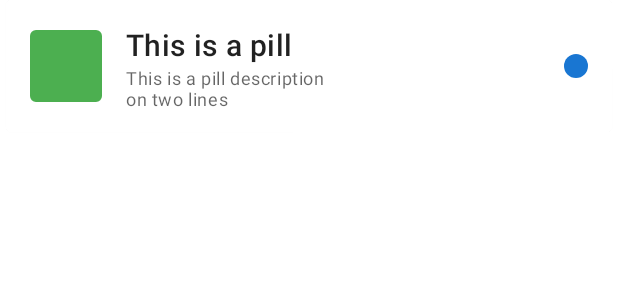
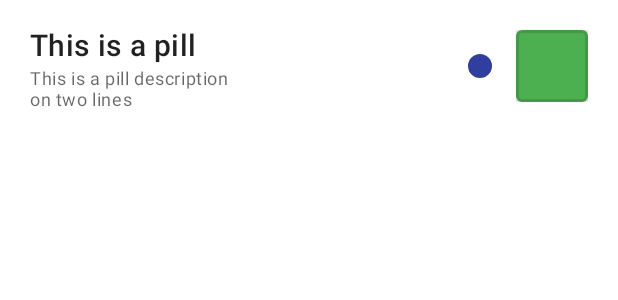
Before and after one commit to vojta-horanek/take-your-pill, an Android app: the layout item_pill.xml on its own in the app's theme, with its tools: preview values and no code run, on a phone screen of 412 x 824 dp. Shown: the top 300 px of the screen. Run offline under Robolectric (Android 15) with nearby library versions, the phone set to English and light mode, and no system bars.

Commit message:
Changed the way pill color works, more work needed on the item_pill.xml

```diff
--- a/app/src/main/java/eu/vojtechh/takeyourpill/model/Pill.kt
+++ b/app/src/main/java/eu/vojtechh/takeyourpill/model/Pill.kt
@@ -24,6 +24,8 @@ data class Pill(
 ) {
     val photoVisibility
         get() = if (photo != null) View.VISIBLE else View.GONE
+    val colorVisibility
+        get() = if (photo != null) View.GONE else View.VISIBLE
     val descriptionVisibility
         get() = description?.let { if (it.isNotBlank()) View.VISIBLE else View.GONE } ?: View.GONE
 
@@ -31,8 +33,7 @@ data class Pill(
     fun photoDrawableEdit(context: Context) =
         BitmapDrawable(context.resources, photo) //TODO Return default image
 
-    // TODO Use just color resource possibly with ShapeableImageView?
-    fun colorDrawable(context: Context) = color.getDrawable(context)
+    fun colorResource(context: Context) = color.getColor(context)
 
     object DiffCallback : DiffUtil.ItemCallback<Pill>() {
         override fun areItemsTheSame(oldItem: Pill, newItem: Pill) = oldItem.id == newItem.id
--- a/app/src/main/res/layout/fragment_details.xml
+++ b/app/src/main/res/layout/fragment_details.xml
@@ -44,13 +44,13 @@
                 android:layout_width="32dp"
                 android:layout_height="32dp"
                 android:layout_marginEnd="32dp"
-                android:background="@{pill.colorDrawable(context)}"
+                android:background="@{pill.colorResource(context)}"
                 android:elevation="8dp"
                 app:layout_constraintBottom_toBottomOf="@+id/textPillName"
                 app:layout_constraintEnd_toEndOf="parent"
                 app:layout_constraintTop_toTopOf="@+id/textPillName"
                 app:shapeAppearanceOverlay="@style/AppTheme.Oval"
-                tools:background="?colorAccent" />
+                tools:background="@color/colorDarkBlue" />
 
             <TextView
                 android:id="@+id/textPillDescription"
--- a/app/src/main/res/layout/item_pill.xml
+++ b/app/src/main/res/layout/item_pill.xml
@@ -35,28 +35,32 @@
             android:layout_width="match_parent"
             android:layout_height="match_parent">
 
-            <androidx.appcompat.widget.AppCompatImageView
+            <com.google.android.material.imageview.ShapeableImageView
                 android:id="@+id/imagePillColor"
                 android:layout_width="@dimen/color_dot_size"
                 android:layout_height="@dimen/color_dot_size"
                 android:layout_marginEnd="16dp"
-                android:src="@{pill.colorDrawable(context)}"
+                android:src="@{pill.colorResource(context)}"
                 app:layout_constraintBottom_toBottomOf="parent"
-                app:layout_constraintEnd_toEndOf="parent"
+                app:layout_constraintEnd_toStartOf="@+id/imagePillPhoto"
                 app:layout_constraintTop_toTopOf="parent"
                 tools:ignore="ContentDescription"
-                tools:src="@drawable/dot_blue" />
+                app:shapeAppearanceOverlay="@style/AppTheme.Oval"
+                tools:background="@color/colorDarkBlue"
+                android:visibility="@{pill.colorVisibility}" />
 
             <LinearLayout
                 android:id="@+id/linearLayout"
                 android:layout_width="0dp"
                 android:layout_height="0dp"
                 android:layout_margin="16dp"
+                android:layout_marginStart="16dp"
+                android:layout_marginEnd="16dp"
                 android:gravity="center"
                 android:orientation="vertical"
                 app:layout_constraintBottom_toBottomOf="parent"
                 app:layout_constraintEnd_toStartOf="@+id/imagePillColor"
-                app:layout_constraintStart_toEndOf="@+id/imagePillPhoto"
+                app:layout_constraintStart_toStartOf="parent"
                 app:layout_constraintTop_toTopOf="parent">
 
                 <TextView
@@ -85,18 +89,20 @@
                 android:id="@+id/imagePillPhoto"
                 android:layout_width="48dp"
                 android:layout_height="48dp"
-                android:layout_marginStart="16dp"
                 android:layout_marginTop="16dp"
+                android:layout_marginEnd="16dp"
                 android:layout_marginBottom="16dp"
                 android:scaleType="centerCrop"
                 android:src="@{pill.photoDrawable(context)}"
                 android:visibility="@{pill.photoVisibility}"
                 app:layout_constraintBottom_toBottomOf="parent"
-                app:layout_constraintStart_toStartOf="parent"
+                app:layout_constraintEnd_toEndOf="parent"
                 app:layout_constraintTop_toTopOf="parent"
                 app:shapeAppearance="@style/roundedCornersImageView"
                 tools:ignore="ContentDescription"
-                tools:src="@drawable/ic_launcher_background" />
+                tools:src="@drawable/ic_launcher_background"
+                app:strokeColor="@{pill.colorResource(context)}"
+                app:strokeWidth="4dp" />
 
         </androidx.constraintlayout.widget.ConstraintLayout>
     </com.google.android.material.card.MaterialCardView>
```
Also changed, not shown: app/src/main/java/eu/vojtechh/takeyourpill/fragment/EditFragment.kt (+7 -1 lines), app/src/main/java/eu/vojtechh/takeyourpill/model/PillColor.kt (+8 -8 lines), app/src/main/java/eu/vojtechh/takeyourpill/viewmodel/EditViewModel.kt (+4 -3 lines), app/src/main/res/layout/pill_color.xml (+7 -4 lines).
